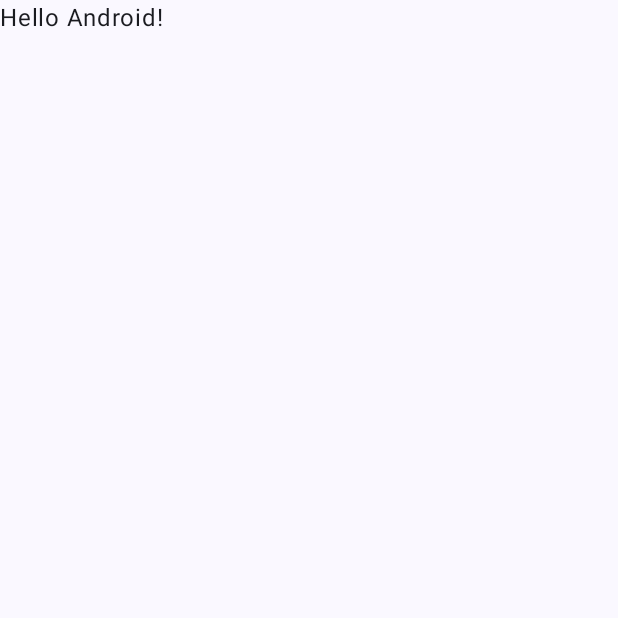
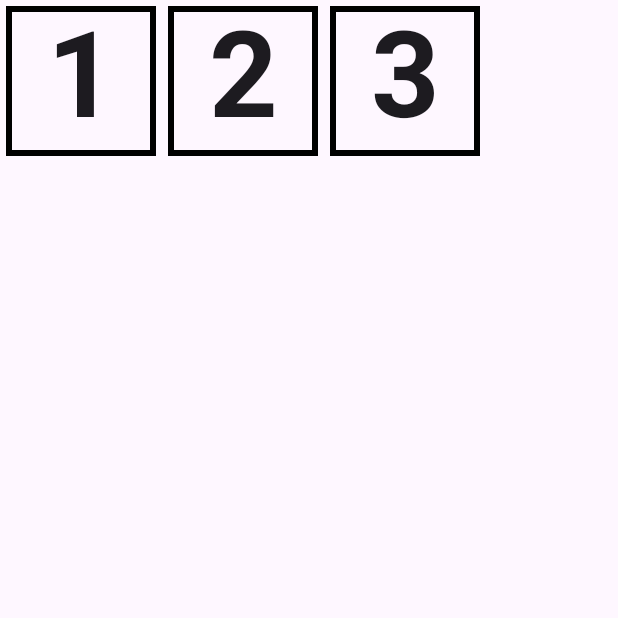
Before and after one commit to demyop/RowColDemo, an Android app built with Jetpack Compose: the screen it shows after launch (MainActivity), on a phone screen of 412 x 824 dp, the top half of it. Before the commit the part shown is almost empty. Run offline under Robolectric (Android 15) with nearby library versions, the phone set to English and light mode, and no system bars.

```diff
--- a/app/src/main/java/com/sample/rowcoldemo/MainActivity.kt
+++ b/app/src/main/java/com/sample/rowcoldemo/MainActivity.kt
@@ -7,41 +7,54 @@ import androidx.activity.enableEdgeToEdge
 import androidx.compose.foundation.layout.fillMaxSize
 import androidx.compose.foundation.layout.padding
 import androidx.compose.material3.Scaffold
-import androidx.compose.material3.Text
 import androidx.compose.runtime.Composable
 import androidx.compose.ui.Modifier
 import androidx.compose.ui.tooling.preview.Preview
-import com.sample.rowcoldemo.ui.theme.RowColDemoTheme
+import androidx.compose.foundation.layout.*
+import androidx.compose.foundation.border
+import androidx.compose.material3.Text
+import androidx.compose.ui.graphics.Color
+import androidx.compose.ui.text.font.FontWeight
+import androidx.compose.ui.text.style.TextAlign
+import androidx.compose.ui.unit.dp
+import androidx.compose.ui.unit.sp
+
 
 class MainActivity : ComponentActivity() {
     override fun onCreate(savedInstanceState: Bundle?) {
         super.onCreate(savedInstanceState)
         enableEdgeToEdge()
         setContent {
-            RowColDemoTheme {
+            StringsDemoTheme()
             Scaffold(modifier = Modifier.fillMaxSize()) { innerPadding ->
-                    Greeting(
-                        name = "Android",
-                        modifier = Modifier.padding(innerPadding)
-                    )
-                }
-            }
+                    MainScreen(modifier = Modifier.padding(innerPadding))
                 }
             }
         }
 
     @Composable
-fun Greeting(name: String, modifier: Modifier = Modifier) {
-    Text(
-        text = "Hello $name!",
-        modifier = modifier
-    )
+    fun TextCell(text: String, modifier: Modifier = Modifier) {
+        val cellModifier = modifier
+            .padding(4.dp)
+            .size(100.dp, 100.dp)
+            .border(width = 4.dp, color = Color.Black)
+        Text(text = text, cellModifier.then(modifier),
+            fontSize = 80.sp,
+            fontWeight = FontWeight.Bold,
+            textAlign = TextAlign.Center)
+    }
+    @Composable
+    fun MainScreen(modifier: Modifier = Modifier) {
+        Row(modifier) {
+            TextCell("1")
+            TextCell("2")
+            TextCell("3")
+        }
     }
 
     @Preview(showBackground = true)
     @Composable
-fun GreetingPreview() {
-    RowColDemoTheme {
-        Greeting("Android")
+    fun StringsDemoTheme() {
+            MainScreen()
         }
     }
```
Lines whose indentation alone changed are shown as unchanged.
